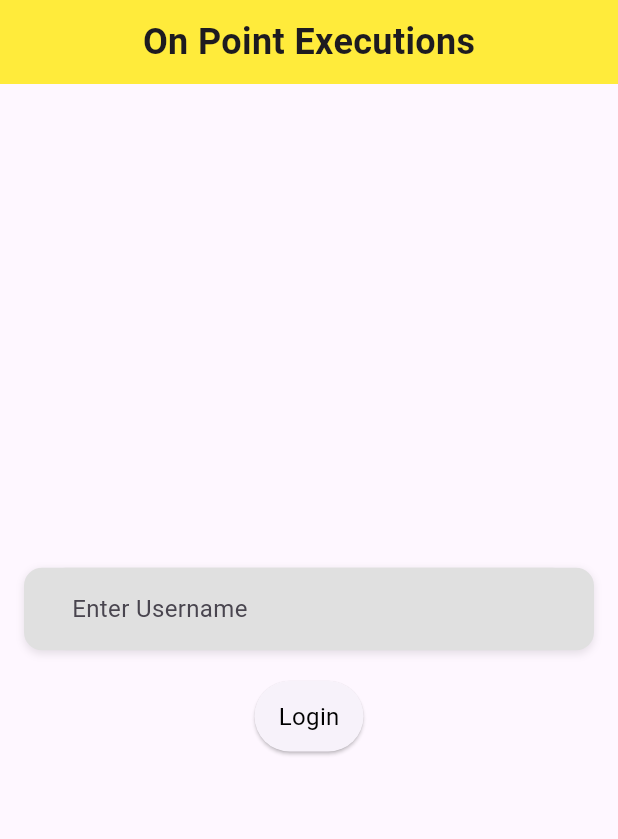
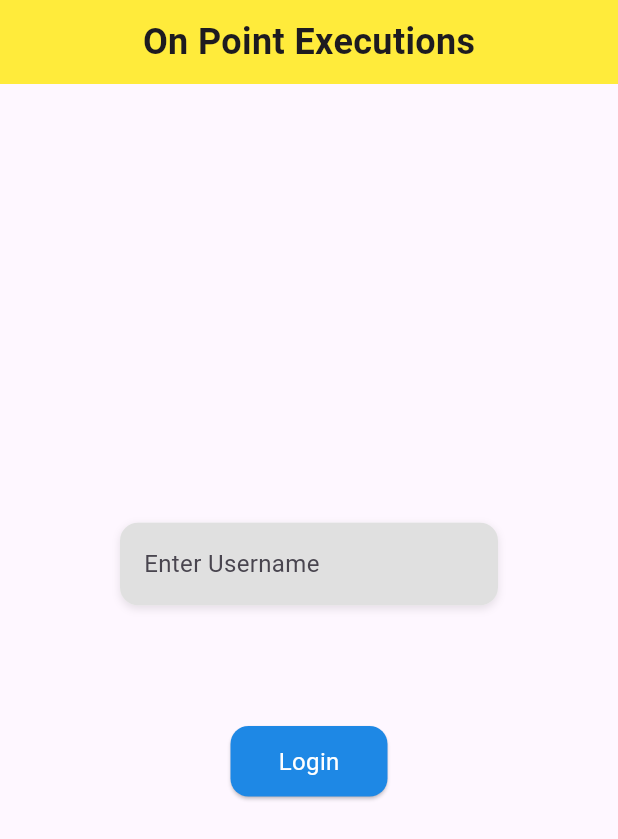
Before and after one commit to rickylegada/on-point-executions, a Flutter app: the screen it shows after launch, on a phone screen of 412 x 824 dp. Shown: the top 839 px of the screen. Run offline on Flutter 3.47's test engine with Material 3 defaults, Android fonts, the light colour scheme and no system bars; our stand-ins replace dio, flutter_bloc, get_it, retrofit; generated files the repository leaves out were written again; Roboto replaces fonts that are missing (Poppins).

Commit message:
feat: use config for padding and sizes

```diff
--- a/lib/common/config/configuration.dart
+++ b/lib/common/config/configuration.dart
@@ -3,5 +3,6 @@ class Config {
   static const String apiEndPoint = "";
   static const double defaultPadding = 16.0;
   static const double defaultMargin = 16.0;
+  static const double defaultTextSize = 16.0;
 
 }
--- a/lib/common/widgets/base_button.dart
+++ b/lib/common/widgets/base_button.dart
@@ -1,5 +1,6 @@
 
 import 'package:flutter/material.dart';
+import 'package:on_point_executions/common/config/configuration.dart';
 
 class BaseButton extends StatelessWidget {
   final String text;
@@ -15,23 +16,33 @@ class BaseButton extends StatelessWidget {
 
   @override
   Widget build(BuildContext context) {
+
     final ThemeData theme = Theme.of(context);
+    final double screenWidth = MediaQuery.of(context).size.width;
+    final bool isIpad = screenWidth > 800;
+    final double iPadTextSize = Config.defaultTextSize * 1.5;
     final TextStyle defaultTextStyle = theme.textTheme.bodyMedium?.copyWith(
-          fontSize: 16.0,
+          fontSize: isIpad ? iPadTextSize: Config.defaultTextSize,
           fontFamily: 'Poppins', // Replace with your font family
-          color: Colors.black,
+          color: Colors.white,
         ) ??
-        const TextStyle(fontSize: 14.0, color: Colors.black);
+         TextStyle(fontSize: isIpad ? iPadTextSize : Config.defaultTextSize, color: Colors.white);
 
     return ElevatedButton(
       onPressed: onPressed,
       style: style ?? ElevatedButton.styleFrom(
         textStyle: defaultTextStyle,
-        padding: const EdgeInsets.symmetric(horizontal: 16.0, vertical: 12.0),
+        backgroundColor: Colors.blue.shade600,
+        padding: const EdgeInsets.symmetric(horizontal: Config.defaultPadding, vertical: 12.0),
+                    shape: RoundedRectangleBorder(borderRadius: BorderRadius.circular(12)),
       ),
-      child: Text(
-        text,
-        style: defaultTextStyle,
+      child: Padding(
+        padding: const EdgeInsets.symmetric(horizontal: Config.defaultPadding),
+        child: Text(
+          maxLines: 1,
+          text,
+          style: defaultTextStyle,
+        ),
       ),
     );
   }
--- a/lib/common/widgets/base_padding.dart
+++ b/lib/common/widgets/base_padding.dart
@@ -1,28 +1,41 @@
 import 'package:flutter/material.dart';
+import 'package:on_point_executions/common/config/configuration.dart';
 
 class BasePadding extends StatelessWidget {
   final Widget child;
+  final bool isLarge;
+  final double? verticalPadding;
 
-  const BasePadding({super.key, required this.child});
+   const BasePadding(
+      {super.key,
+      required this.child,
+      this.isLarge = false,
+      this.verticalPadding,
+      });
 
-
+   const BasePadding.large(
+      {Key? key, required Widget child, double? verticalPadding,})
+      : this(
+            child: child,
+            key: key,
+            isLarge: true,
+            verticalPadding: verticalPadding,);
 
   @override
   Widget build(BuildContext context) {
-        final double screenWidth = MediaQuery.of(context).size.width;
+    final double screenWidth = MediaQuery.of(context).size.width;
 
+    final bool isIpad = screenWidth > 800;
+    double iPadPadding = Config.defaultPadding * 3;
+    double horizontalPadding = isIpad ? iPadPadding : Config.defaultPadding;
 
-    // Check if device is iPad (using screen width for a rough estimate)
-    final bool isIpad = screenWidth > 800;
-    // You can adjust this padding to whatever is appropriate
-     double horizontalPadding = isIpad ? 62 : 16.0;
-    double verticalPadding = isIpad ?  24.0 : 12;
-// Larger padding for iPad
-
+    if (isLarge) {
+      horizontalPadding *= 5;
+    }
     return Padding(
       padding: EdgeInsets.symmetric(
         horizontal: horizontalPadding,
-        vertical: verticalPadding,
+        vertical: verticalPadding ?? 0,
       ),
       child: child,
     );
--- a/lib/common/widgets/base_scaffold.dart
+++ b/lib/common/widgets/base_scaffold.dart
@@ -32,7 +32,7 @@ class BaseScaffold extends StatelessWidget {
       floatingActionButton: floatingActionButton,
       bottomNavigationBar: bottomNavigationBar,
       drawer: drawer,
-      backgroundColor: backgroundColor,
+      backgroundColor: backgroundColor ,
       endDrawer: endDrawer,
     );
   }
--- a/lib/common/widgets/base_text.dart
+++ b/lib/common/widgets/base_text.dart
@@ -1,4 +1,5 @@
 import 'package:flutter/material.dart';
+import 'package:on_point_executions/common/config/configuration.dart';
 
 enum FontSizeType {
   defaultSize,
@@ -54,13 +55,13 @@ class BaseText extends StatelessWidget {
         fontSize = 18.0;
         break;
       case FontSizeType.buttonTextSize:
-        fontSize = 16.0;
+        fontSize = Config.defaultTextSize;
         break;
       case FontSizeType.descriptionTextSize:
         fontSize = 12.0;
         break;
       case FontSizeType.defaultSize:
-        fontSize = 14.0;
+        fontSize = Config.defaultTextSize;
         break;
     }
 
--- a/lib/common/widgets/base_textfield.dart
+++ b/lib/common/widgets/base_textfield.dart
@@ -1,4 +1,5 @@
 import 'package:flutter/material.dart';
+import 'package:on_point_executions/common/config/configuration.dart';
 
 class BaseTextField extends StatelessWidget {
   final TextEditingController? controller;
@@ -8,6 +9,7 @@ class BaseTextField extends StatelessWidget {
   final TextStyle? style;
   final bool obscureText;
   final int? maxLines;
+  final bool enablePadding;
 
   const BaseTextField({
     super.key,
@@ -18,20 +20,26 @@ class BaseTextField extends StatelessWidget {
     this.style,
     this.obscureText = false,
     this.maxLines = 1,
+    this.enablePadding = false,
   });
 
   @override
   Widget build(BuildContext context) {
+    final double screenWidth = MediaQuery.of(context).size.width;
+
+    // Check if device is iPad (using screen width for a rough estimate)
+    final bool isIpad = screenWidth > 800;
     final ThemeData theme = Theme.of(context);
+    double iPadTextSize = Config.defaultTextSize * 2.0;
     final TextStyle defaultStyle = theme.textTheme.bodyMedium?.copyWith(
-          fontSize: 16.0,
+          fontSize: isIpad ? iPadTextSize : Config.defaultTextSize,
           fontFamily: 'Poppins',
         ) ??
-        const TextStyle(fontSize: 16.0);
+        TextStyle(fontSize: isIpad ? iPadTextSize : Config.defaultTextSize);
 
     return Container(
       decoration: BoxDecoration(
-        color: Colors.grey.shade300, // Embedded look
+        color: Colors.grey.shade100, // Embedded look
         borderRadius: BorderRadius.circular(12),
         boxShadow: [
           BoxShadow(
@@ -41,7 +49,8 @@ class BaseTextField extends StatelessWidget {
           ),
         ],
       ),
-      padding: const EdgeInsets.symmetric(horizontal: 16.0),
+      padding:
+          enablePadding ? const EdgeInsets.symmetric(horizontal: Config.defaultPadding) : null,
       child: TextField(
         controller: controller,
         keyboardType: keyboardType,
--- a/lib/presentation/login/login_screen.dart
+++ b/lib/presentation/login/login_screen.dart
@@ -1,5 +1,4 @@
 import 'package:flutter/material.dart';
-import 'package:on_point_executions/common/widgets/base_scaffold.dart';
 import 'package:on_point_executions/common/widgets/index.dart';
 import 'package:flutter_bloc/flutter_bloc.dart';
 import 'package:on_point_executions/presentation/dashboard/dashboard_screen.dart';
@@ -15,6 +14,11 @@ class LoginScreen extends StatelessWidget {
 
   @override
   Widget build(BuildContext context) {
+    final double screenWidth = MediaQuery.of(context).size.width;
+
+    // Check if device is iPad (using screen width for a rough estimate)
+    final bool isIpad = screenWidth > 800;
+
     return BlocProvider(
       create: (_) => LoginCubit(),
       child: BlocConsumer<LoginCubit, LoginState>(
@@ -29,15 +33,18 @@ class LoginScreen extends StatelessWidget {
         builder: (context, state) {
           return BaseScaffold(
             body: Center(
-              child: BasePadding(
+              child: BasePadding.large(
                 child: Column(
                   mainAxisAlignment: MainAxisAlignment.center,
                   children: [
-                    BaseTextField(
-                      controller: usernameController,
-                      hintText: 'Enter Username',
+                    SizedBox(
+                      width: isIpad ? 500 : 300,
+                      child: BaseTextField(
+                        controller: usernameController,
+                        hintText: 'Enter Username',
+                      ),
                     ),
-                    const SizedBox(height: 20),
+                    const SizedBox(height: 80),
                     BaseButton(
                       onPressed: () {
                         if (usernameController.text.isNotEmpty) {
```
Also changed, not shown: lib/presentation/dashboard/dashboard_screen.dart (+8 -3 lines), lib/presentation/login/pincode_screen.dart (+58 -27 lines), lib/presentation/registration/registration_screen.dart (+3 -18 lines).
